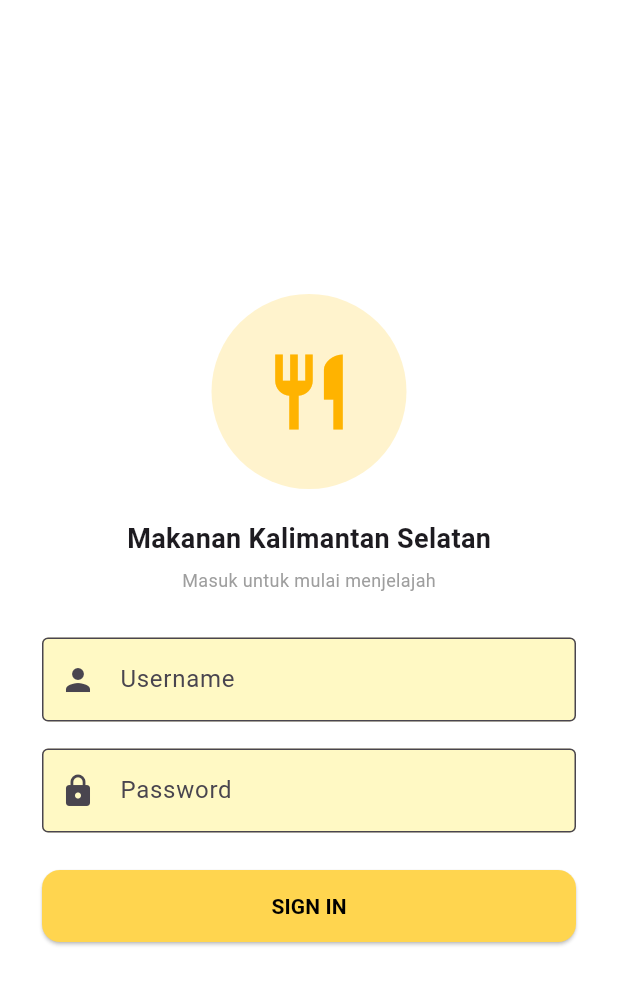
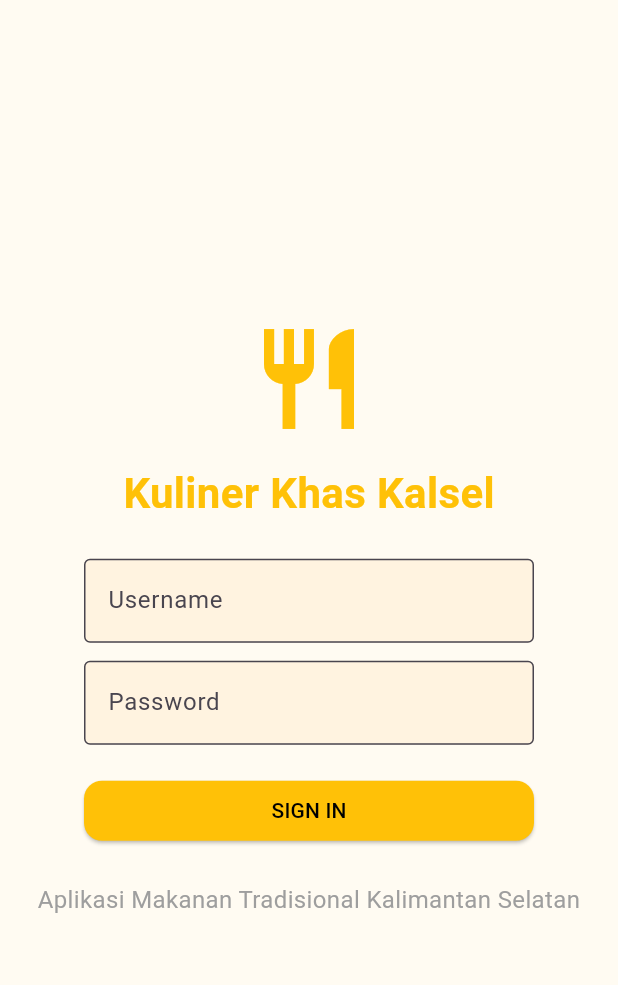
Before and after one commit to ErlinabilaGit/UTS_MOBILE_Erliyani_2510020123_5A_SINRBjm, a Flutter app: the screen it shows after launch, on a phone screen of 412 x 824 dp. Shown: the top 985 px of the screen. Run offline on Flutter 3.47's test engine with Material 3 defaults, Android fonts, the phone set to English and light mode, and no system bars.

Commit message:
update main.dart

```diff
--- a/lib/main.dart
+++ b/lib/main.dart
@@ -14,39 +14,32 @@ class MakananKalselApp extends StatelessWidget {
       title: 'Makanan Tradisional Kalsel',
       debugShowCheckedModeBanner: false,
 
+      // ===== TEMA KUNING PUTIH LEMBUT =====
       theme: ThemeData(
-        primaryColor: const Color(0xFFFFE082),
-        scaffoldBackgroundColor: const Color(0xFFFFFDE7),
-
+        primaryColor: const Color(0xFFFFD54F),
+        scaffoldBackgroundColor: const Color(0xFFFFFBF2),
         appBarTheme: const AppBarTheme(
-          backgroundColor: Color(0xFFFFE082),
-          foregroundColor: Colors.black,
-          elevation: 2,
+          backgroundColor: Color(0xFFFFD54F),
+          foregroundColor: Colors.black87,
+          elevation: 1,
         ),
-
         elevatedButtonTheme: ElevatedButtonThemeData(
           style: ElevatedButton.styleFrom(
-            backgroundColor: const Color(0xFFFFD54F),
+            backgroundColor: const Color(0xFFFFC107),
             foregroundColor: Colors.black,
             shape: RoundedRectangleBorder(
               borderRadius: BorderRadius.circular(12),
             ),
           ),
         ),
-
         inputDecorationTheme: const InputDecorationTheme(
           filled: true,
-          fillColor: Color(0xFFFFF9C4),
+          fillColor: Color(0xFFFFF3E0),
           border: OutlineInputBorder(),
-          focusedBorder: OutlineInputBorder(
-            borderSide: BorderSide(color: Color(0xFFFFD54F)),
-          ),
         ),
-
         chipTheme: const ChipThemeData(
           backgroundColor: Color(0xFFFFECB3),
-          labelStyle: TextStyle(color: Colors.black, fontSize: 10),
-          padding: EdgeInsets.symmetric(horizontal: 8),
+          labelStyle: TextStyle(color: Colors.black87, fontSize: 12),
         ),
       ),
 
@@ -90,7 +83,6 @@ final List<Makanan> daftarMakanan = [
         'https://encrypted-tbn0.gstatic.com/images?q=tbn:ANd9GcSFkxd5U2Qo77QuY3VSCvBvE0j7XgNWlh-USA&s',
     kategori: ['Berkuah', 'Ayam'],
   ),
-
   Makanan(
     nama: 'Ketupat Kandangan',
     asal: 'Hulu Sungai Selatan',
@@ -105,7 +97,6 @@ final List<Makanan> daftarMakanan = [
         'https://encrypted-tbn0.gstatic.com/images?q=tbn:ANd9GcRuSnm32jylJ5vk7jDXfw-WZKZU-SGV85AgfQ&s',
     kategori: ['Santan', 'Ikan'],
   ),
-
   Makanan(
     nama: 'Lontong Orari',
     asal: 'Banjarmasin',
@@ -119,7 +110,6 @@ final List<Makanan> daftarMakanan = [
         'https://encrypted-tbn0.gstatic.com/images?q=tbn:ANd9GcSkscxL4jUEV8ombPM8gaGXwzLGcyVqbrNBpQ&s',
     kategori: ['Pedas', 'Sarapan'],
   ),
-
   Makanan(
     nama: 'Gangan Asam',
     asal: 'Kalimantan Selatan',
@@ -145,17 +135,10 @@ class LoginPage extends StatefulWidget {
 }
 
 class _LoginPageState extends State<LoginPage> {
-  final TextEditingController username = TextEditingController();
-  final TextEditingController password = TextEditingController();
+  final username = TextEditingController();
+  final password = TextEditingController();
 
   void login() {
-    if (username.text.isEmpty || password.text.isEmpty) {
-      ScaffoldMessenger.of(context).showSnackBar(
-        const SnackBar(content: Text('Username & Password wajib diisi')),
-      );
-      return;
-    }
-
     Navigator.pushReplacement(
       context,
       MaterialPageRoute(
@@ -167,77 +150,60 @@ class _LoginPageState extends State<LoginPage> {
   @override
   Widget build(BuildContext context) {
     return Scaffold(
-      backgroundColor: Colors.white,
+      body: Center(
+        child: Column(
+          mainAxisAlignment: MainAxisAlignment.center,
+          children: [
+            // ===== IKON =====
+            const Icon(Icons.restaurant, size: 80, color: Color(0xFFFFC107)),
+            const SizedBox(height: 16),
 
-      body: Center(
-        child: SingleChildScrollView(
-          padding: const EdgeInsets.symmetric(horizontal: 28),
-          child: Column(
-            children: [
-              /// ✅ ICON BULAT GARPU & SENDOK
-              Container(
-                width: 130,
-                height: 130,
-                decoration: const BoxDecoration(
-                  color: Color(0xFFFFF3CD),
-                  shape: BoxShape.circle,
-                ),
-                child: const Icon(
-                  Icons.restaurant,
-                  size: 60,
-                  color: Color(0xFFFFB300),
-                ),
+            // ===== JUDUL BESAR =====
+            const Text(
+              'Kuliner Khas Kalsel',
+              style: TextStyle(
+                fontSize: 28,
+                fontWeight: FontWeight.bold,
+                color: Color(0xFFFFC107),
               ),
+            ),
+            const SizedBox(height: 24),
 
-              const SizedBox(height: 20),
-
-              const Text(
-                'Makanan Kalimantan Selatan',
-                style: TextStyle(fontSize: 18, fontWeight: FontWeight.bold),
+            // ===== FORM LOGIN =====
+            SizedBox(
+              width: 300,
+              child: TextField(
+                controller: username,
+                decoration: const InputDecoration(labelText: 'Username'),
               ),
-
-              const SizedBox(height: 6),
-              const Text(
-                'Masuk untuk mulai menjelajah',
-                style: TextStyle(fontSize: 12, color: Colors.grey),
-              ),
-
-              const SizedBox(height: 30),
-
-              TextField(
-                controller: username,
-                decoration: const InputDecoration(
-                  labelText: 'Username',
-                  prefixIcon: Icon(Icons.person),
-                ),
-              ),
-
-              const SizedBox(height: 18),
-
-              TextField(
+            ),
+            const SizedBox(height: 12),
+            SizedBox(
+              width: 300,
+              child: TextField(
                 controller: password,
                 obscureText: true,
-                decoration: const InputDecoration(
-                  labelText: 'Password',
-                  prefixIcon: Icon(Icons.lock),
-                ),
+                decoration: const InputDecoration(labelText: 'Password'),
               ),
+            ),
+            const SizedBox(height: 20),
+            SizedBox(
+              width: 300,
+              child: ElevatedButton(
+                onPressed: login,
+                child: const Text('SIGN IN'),
+              ),
+            ),
 
-              const SizedBox(height: 25),
+            const SizedBox(height: 24),
 
-              SizedBox(
-                width: double.infinity,
-                height: 48,
-                child: ElevatedButton(
-                  onPressed: login,
-                  child: const Text(
-                    'SIGN IN',
-                    style: TextStyle(fontWeight: FontWeight.bold),
-                  ),
-                ),
-              ),
-            ],
-          ),
+            // ===== SUBJUDUL =====
+            const Text(
+              'Aplikasi Makanan Tradisional Kalimantan Selatan',
+              style: TextStyle(fontSize: 16, color: Colors.grey),
+              textAlign: TextAlign.center,
+            ),
+          ],
         ),
       ),
     );
@@ -270,31 +236,24 @@ class _ListMakananPageState extends State<ListMakananPage> {
             padding: const EdgeInsets.all(12),
             child: TextField(
               onChanged: (value) => setState(() => search = value),
-              decoration: const InputDecoration(
-                hintText: 'Cari makanan...',
-                prefixIcon: Icon(Icons.search),
-              ),
+              decoration: const InputDecoration(hintText: 'Cari makanan...'),
             ),
           ),
-
           Expanded(
             child: ListView.builder(
               itemCount: filtered.length,
               itemBuilder: (context, index) {
                 final makanan = filtered[index];
                 return Card(
-                  margin: const EdgeInsets.symmetric(
-                    horizontal: 12,
-                    vertical: 6,
-                  ),
                   child: ListTile(
-                    leading: Image.network(
-                      makanan.imageUrl,
-                      width: 60,
-                      fit: BoxFit.cover,
+                    leading: Image.network(makanan.imageUrl, width: 60),
+                    title: Text(makanan.nama),
+                    subtitle: Wrap(
+                      spacing: 6,
+                      children: makanan.kategori
+                          .map((k) => Chip(label: Text(k)))
+                          .toList(),
                     ),
-                    title: Text(makanan.nama),
-                    subtitle: Text(makanan.asal),
                     onTap: () {
                       Navigator.push(
                         context,
@@ -326,13 +285,56 @@ class DetailMakananPage extends StatelessWidget {
       appBar: AppBar(title: Text(makanan.nama)),
       body: SingleChildScrollView(
         child: Column(
+          crossAxisAlignment: CrossAxisAlignment.start,
           children: [
-            Image.network(makanan.imageUrl),
+            // ===== GAMBAR FULL LEBAR RESPONSIF =====
+            SizedBox(
+              width: double.infinity,
+              child: AspectRatio(
+                aspectRatio: 16 / 9, // sesuaikan rasio, bisa 4/3 atau 16/9
+                child: Image.network(
+                  makanan.imageUrl,
+                  fit: BoxFit.cover, // menjaga proporsi gambar
+                ),
+              ),
+            ),
+
             Padding(
               padding: const EdgeInsets.all(16),
-              child: Text(
-                makanan.deskripsiLengkap,
-                textAlign: TextAlign.justify,
+              child: Column(
+                crossAxisAlignment: CrossAxisAlignment.start,
+                children: [
+                  // ===== ASAL =====
+                  Text(
+                    "Asal: ${makanan.asal}",
+                    style: const TextStyle(
+                      fontWeight: FontWeight.bold,
+                      fontSize: 16,
+                    ),
+                  ),
+                  const SizedBox(height: 12),
+
+                  // ===== KATEGORI =====
+                  const Text(
+                    "Kategori:",
+                    style: TextStyle(fontWeight: FontWeight.bold),
+                  ),
+                  const SizedBox(height: 6),
+                  Wrap(
+                    spacing: 8,
+                    children: makanan.kategori
+                        .map((k) => Chip(label: Text(k)))
+                        .toList(),
+                  ),
+                  const SizedBox(height: 16),
+
+                  // ===== DESKRIPSI LENGKAP =====
+                  Text(
+                    makanan.deskripsiLengkap,
+                    textAlign: TextAlign.justify,
+                    style: const TextStyle(fontSize: 14),
+                  ),
+                ],
               ),
             ),
           ],
```
